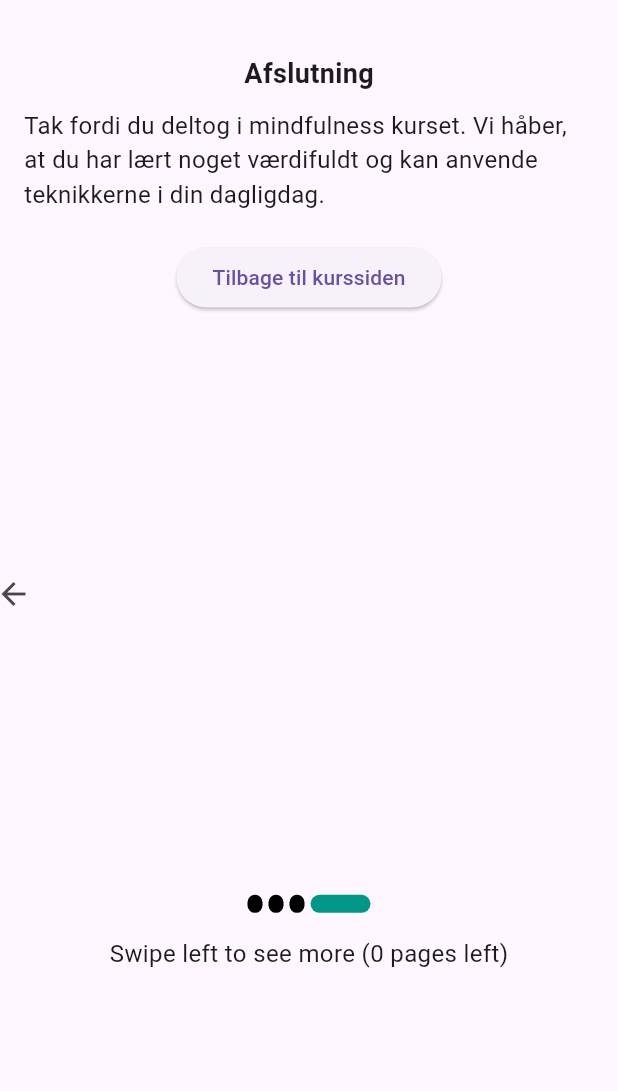
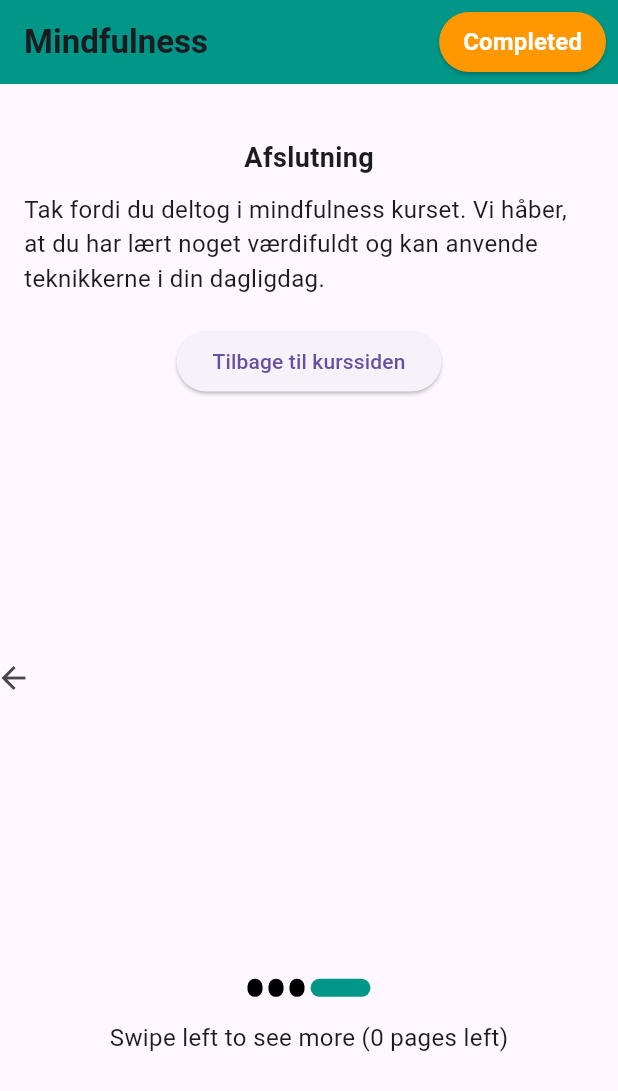
Before and after one commit to simonplatz/Compassion-App, a Flutter app: the MindfulnessCourseContent screen opened directly, swiped to page 4, on a phone screen of 412 x 824 dp. Shown: the top 1091 px of the screen. Run offline on Flutter 3.47's test engine with Material 3 defaults, Android fonts, the phone set to English and light mode, and no system bars; drawn by our look-alikes of smooth_page_indicator; our stand-ins replace sqflite, table_calendar; accounts and stored records are empty; statements that could not run were skipped.

```diff
--- a/compassionapp/compassionapp/lib/features/courses/CourseData/mindfulnessCourse.dart
+++ b/compassionapp/compassionapp/lib/features/courses/CourseData/mindfulnessCourse.dart
@@ -1,3 +1,4 @@
+import 'package:compassionapp/components/courses_page.dart';
 import 'package:compassionapp/features/courses/courses.dart';
 import 'package:flutter/material.dart';
 import 'package:smooth_page_indicator/smooth_page_indicator.dart';
@@ -21,12 +22,14 @@ class MindfulnessCourseContent extends StatefulWidget {
   const MindfulnessCourseContent({super.key});
 
   @override
-  _MindfulnessCourseContentState createState() => _MindfulnessCourseContentState();
+  _MindfulnessCourseContentState createState() =>
+      _MindfulnessCourseContentState();
 }
 
 class _MindfulnessCourseContentState extends State<MindfulnessCourseContent> {
   final PageController _pageController = PageController();
   int _currentPage = 0;
+  bool _isCourseCompleted = false;
 
   static const double arrowIconSize = 24.0;
   static const double arrowPositionOffset = 40.0;
@@ -35,6 +38,38 @@ class _MindfulnessCourseContentState extends State<MindfulnessCourseContent> {
   @override
   Widget build(BuildContext context) {
     return Scaffold(
+      appBar: AppBar(
+        title: Text('Mindfulness',
+            style: const TextStyle(fontWeight: FontWeight.bold)),
+        backgroundColor: Colors.teal,
+        actions: [
+          if (_isCourseCompleted)
+            Padding(
+            padding: const EdgeInsets.symmetric(horizontal: 8.0),
+            child: ElevatedButton(
+              style: ElevatedButton.styleFrom(
+                foregroundColor: Colors.white, backgroundColor: Colors.orange, // Text color
+                shape: RoundedRectangleBorder(
+                  borderRadius: BorderRadius.circular(20.0),
+                ),
+                padding: const EdgeInsets.symmetric(horizontal: 16.0, vertical: 8.0),
+              ),
+              onPressed: () {
+                Navigator.push(
+                  context,
+                  MaterialPageRoute(
+                    builder: (context) => CoursesPage(),
+                  ),
+                );
+              },
+              child: Text(
+                'Completed',
+                style: TextStyle(fontSize: 16.0, fontWeight: FontWeight.bold),
+              ),
+            ),
+          ),
+      ],
+    ),
       body: Stack(
         children: [
           Column(
@@ -46,6 +81,9 @@ class _MindfulnessCourseContentState extends State<MindfulnessCourseContent> {
                   onPageChanged: (int page) {
                     setState(() {
                       _currentPage = page;
+                      if (_currentPage == 3) {
+                        _isCourseCompleted = true;
+                      }
                     });
                   },
                   itemCount: 4,
@@ -54,18 +92,20 @@ class _MindfulnessCourseContentState extends State<MindfulnessCourseContent> {
                       case 0:
                         return _buildPage(
                           title: 'Hvad er mindfulness?',
-                          content: 'Mindfulness er en praksis, hvor man er opmærksom på nuet uden at dømme. Det hjælper med at reducere stress og forbedre mental klarhed.',
-                          additionalContent: 'Hvorfor bruge mindfulness? Mindfulness kan hjælpe med at reducere stress, forbedre koncentration og øge følelsesmæssig regulering. Ved at praktisere mindfulness regelmæssigt kan man opleve en større følelse af ro og velvære.',
+                          content:
+                              'Mindfulness kan hjælpe med at reducere stress, forbedre koncentration og øge følelsesmæssig regulering. Ved at praktisere mindfulness regelmæssigt kan man opleve en større følelse af ro og velvære.',
                         );
                       case 1:
                         return _buildPage(
-                          title: 'Fordele ved mindfulness:',
-                          content: 'Mindfulness kan hjælpe med at reducere stress, forbedre koncentration og øge følelsesmæssig regulering. Ved at praktisere mindfulness regelmæssigt kan man opleve en større følelse af ro og velvære.',
+                          title: 'Mindfulness teknikker inkluderer:',
+                          content:
+                              '1. Åndedrætsøvelser: Fokus på vejrtrækningen for at bringe opmærksomheden til nuet.\n2. Kropsscanning: En teknik, hvor man systematisk fokuserer på forskellige dele af kroppen for at blive opmærksom på spændinger og afslapning.\n3. Mindful gåtur: At gå langsomt og bevidst, mens man er opmærksom på hvert skridt og omgivelserne.',
                         );
                       case 2:
                         return _buildPage(
-                          title: 'Mindfulness teknikker inkluderer:',
-                          content: '1. Åndedrætsøvelser: Fokus på vejrtrækningen for at bringe opmærksomheden til nuet.\n2. Kropsscanning: En teknik, hvor man systematisk fokuserer på forskellige dele af kroppen for at blive opmærksom på spændinger og afslapning.\n3. Mindful gåtur: At gå langsomt og bevidst, mens man er opmærksom på hvert skridt og omgivelserne.',
+                          title: 'Fordele ved mindfulness:',
+                          content:
+                              'Mindfulness kan hjælpe med at reducere stress, forbedre koncentration og øge følelsesmæssig regulering. Ved at praktisere mindfulness regelmæssigt kan man opleve en større følelse af ro og velvære.',
                         );
                       case 3:
                         return _buildFinalPage();
@@ -132,7 +172,10 @@ class _MindfulnessCourseContentState extends State<MindfulnessCourseContent> {
     );
   }
 
-  Widget _buildPage({required String title, required String content, String? additionalContent}) {
+  Widget _buildPage(
+      {required String title,
+      required String content,
+      String? additionalContent}) {
     return SingleChildScrollView(
       child: Padding(
         padding: const EdgeInsets.all(16.0),
```
Also changed, not shown: compassionapp/compassionapp/lib/baselayout.dart (+7 -3 lines), compassionapp/compassionapp/lib/components/home_page.dart (+35 -7 lines), compassionapp/compassionapp/lib/components/journal_page.dart (+22 -28 lines), compassionapp/compassionapp/lib/components_modules/journalEntryBox.dart (+14 -31 lines).
